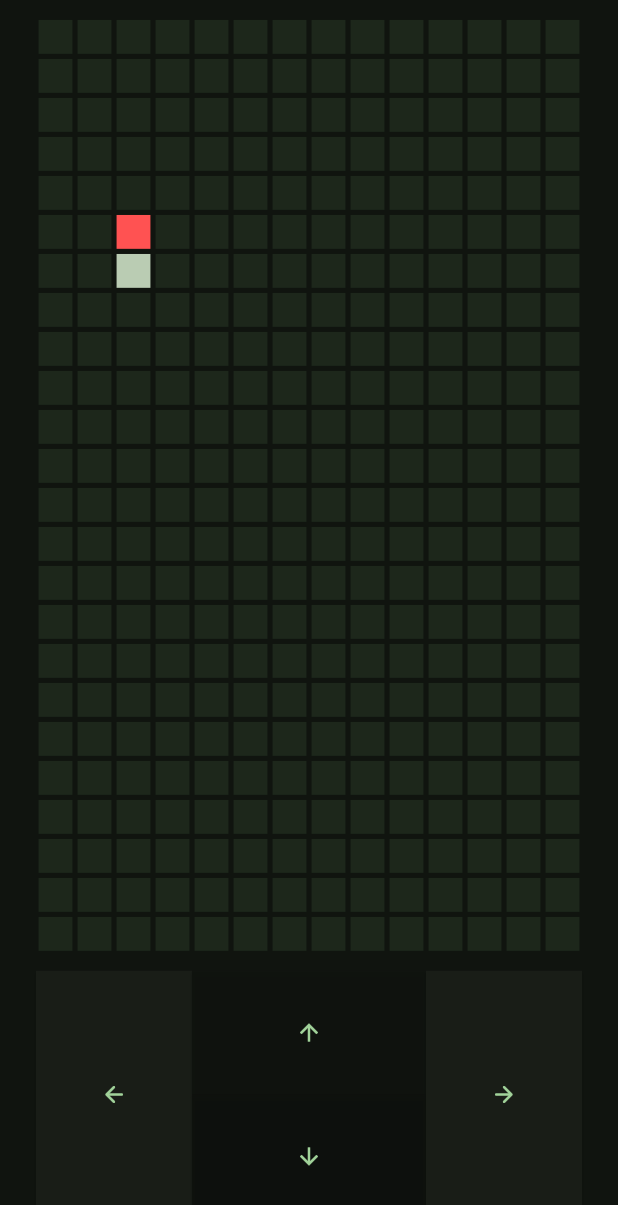
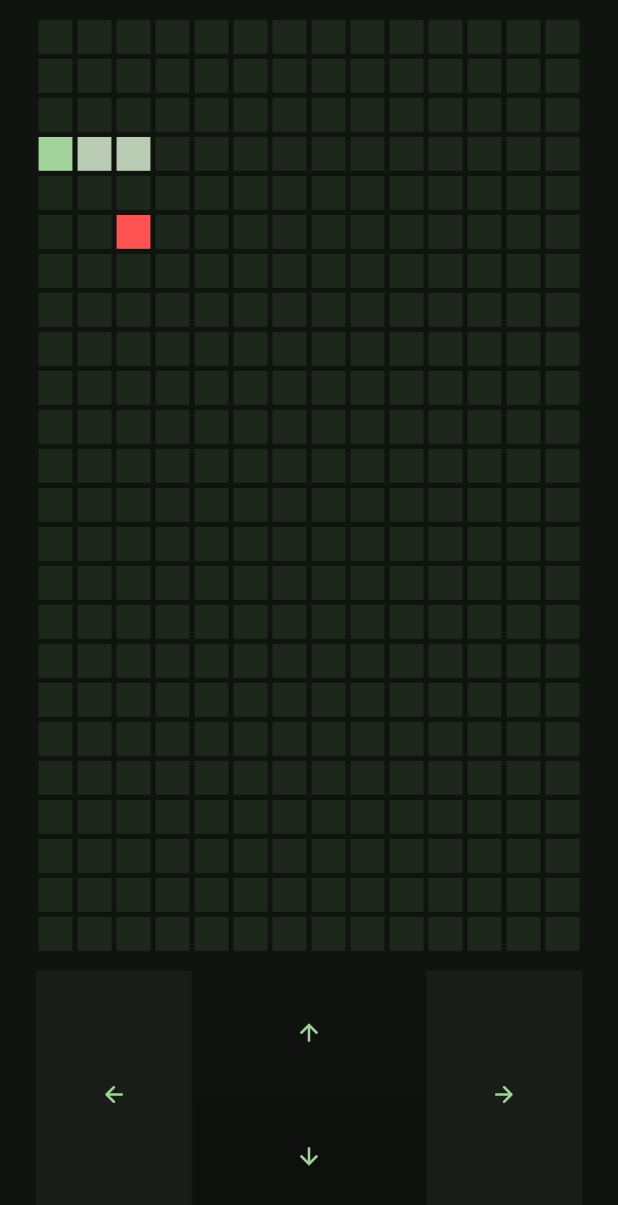
Before and after one commit to MoazSalem/Snake_Flutter_Game, a Flutter app: the GameView screen opened by its route, after a tap on the "arrow back" icon, on a phone screen of 412 x 824 dp. Shown: the top 1205 px of the screen. Run offline on Flutter 3.47's test engine with Material 2 defaults, Android fonts, the phone set to English and light mode, and no system bars; our stand-ins replace flutter_bloc, flutter_svg, get_it.

```diff
--- a/lib/core/models/snake.dart
+++ b/lib/core/models/snake.dart
@@ -3,6 +3,7 @@ import 'point.dart';
 class Snake {
   List<Point> body = [];
   late Point headPoint;
+  String direction = 'up';
 
   Snake({required int boardWidth, required int boardHeight}) {
     // randomly generate the snake's head and body position
@@ -10,14 +11,81 @@ class Snake {
     body.add(Point(
         xCoordinate: headPoint.xCoordinate,
         yCoordinate: (headPoint.yCoordinate + 1 == boardHeight) ? 0 : headPoint.yCoordinate + 1));
+    body.add(Point(
+        xCoordinate: headPoint.xCoordinate,
+        yCoordinate: (headPoint.yCoordinate + 1 == boardHeight) ? 0 : headPoint.yCoordinate + 2));
   }
 
   void move() {
     // Update the snake's body coordinates based on its direction
+    // the snake moves by adding the old head as the first point and removing the last point
+    body.insert(0, headPoint);
+    body.removeLast();
+    // Update the snake's head new coordinates
+    switch (direction) {
+      case 'up':
+        {
+          headPoint = Point(
+              xCoordinate: headPoint.xCoordinate,
+              yCoordinate: (headPoint.yCoordinate == 0) ? 22 : headPoint.yCoordinate - 1);
+          break;
+        }
+      case 'down':
+        {
+          headPoint = Point(
+              xCoordinate: headPoint.xCoordinate,
+              yCoordinate: (headPoint.yCoordinate == 22) ? 0 : headPoint.yCoordinate + 1);
+          break;
+        }
+      case 'left':
+        {
+          headPoint = Point(
+              xCoordinate: (headPoint.xCoordinate == 0) ? 13 : headPoint.xCoordinate - 1,
+              yCoordinate: headPoint.yCoordinate);
+          break;
+        }
+      case 'right':
+        {
+          headPoint = Point(
+              xCoordinate: (headPoint.xCoordinate == 13) ? 0 : headPoint.xCoordinate + 1,
+              yCoordinate: headPoint.yCoordinate);
+          break;
+        }
+    }
   }
 
-  void changeDirection(Point nextPoint) {
-    headPoint = nextPoint;
+  changeDirection(String nextDirection) {
+    // Change the snake's direction with restrictions
+    switch (nextDirection) {
+      case 'up':
+        {
+          if (direction != 'down') {
+            direction = nextDirection;
+          }
+          break;
+        }
+      case 'down':
+        {
+          if (direction != 'up') {
+            direction = nextDirection;
+          }
+          break;
+        }
+      case 'left':
+        {
+          if (direction != 'right') {
+            direction = nextDirection;
+          }
+          break;
+        }
+      case 'right':
+        {
+          if (direction != 'left') {
+            direction = nextDirection;
+          }
+          break;
+        }
+    }
   }
 
   void checkCollision() {
--- a/lib/features/game/presentation/view_modal/game_cubit/game_cubit.dart
+++ b/lib/features/game/presentation/view_modal/game_cubit/game_cubit.dart
@@ -2,6 +2,7 @@ import 'package:flutter_bloc/flutter_bloc.dart';
 import 'package:flutter/cupertino.dart';
 import 'package:snake/core/models/food.dart';
 import 'package:snake/core/models/game_board.dart';
+import 'package:snake/core/models/point.dart';
 import 'package:snake/core/models/snake.dart';
 
 part 'game_state.dart';
@@ -12,16 +13,41 @@ class GameCubit extends Cubit<GameState> {
 
   late GameBoard gameBoard;
   late Snake snake;
+  late Food food;
+  late bool game;
 
-  void startGame({required int width, required int height}) {
+  Future<void> startGame({required int width, required int height}) async {
     // create game board, snake and food
     gameBoard = GameBoard(width: width, height: height);
     snake = Snake(boardHeight: gameBoard.height, boardWidth: gameBoard.width);
-    Food food = Food(boardWidth: gameBoard.width, boardHeight: gameBoard.height);
+    food = Food(boardWidth: gameBoard.width, boardHeight: gameBoard.height);
     // put snake head and body on the board
+    draw();
+    // start the game loop
+    game = true;
+    emit(GameNextPosition());
+    // This is the game loop that runs until the game is over
+    while (game == true) {
+      snake.move();
+      draw();
+      emit(GameNextPosition());
+      await Future.delayed(const Duration(seconds: 1));
+    }
+  }
+
+  void draw() {
+    // put snake head and body on the board
+    for (var element in gameBoard.grid) {
+      element.fillRange(0, element.length, 0);
+    }
+    // draw snake head on the board
     gameBoard.grid[snake.headPoint.yCoordinate][snake.headPoint.xCoordinate] = 3;
+    // draw snake body on the board
+    for (Point point in snake.body) {
+      gameBoard.grid[point.yCoordinate][point.xCoordinate] = 2;
+    }
     gameBoard.grid[snake.body[0].yCoordinate][snake.body[0].xCoordinate] = 2;
-    // put food on the board
+    // draw food on the board
     gameBoard.grid[food.position.yCoordinate][food.position.xCoordinate] = 1;
     emit(GameNextPosition());
   }
--- a/lib/features/game/presentation/widgets/controller.dart
+++ b/lib/features/game/presentation/widgets/controller.dart
@@ -1,11 +1,13 @@
 import 'package:flutter/material.dart';
 import 'package:snake/core/utils/service_locator.dart';
+import '../view_modal/game_cubit/game_cubit.dart';
 
 class Controller extends StatelessWidget {
   const Controller({Key? key}) : super(key: key);
 
   @override
   Widget build(BuildContext context) {
+    GameCubit c = getIt.get<GameCubit>();
     return Padding(
       padding: const EdgeInsets.only(left: 24.0, right: 24.0, bottom: 12.0),
       child: SizedBox(
@@ -15,7 +17,10 @@ class Controller extends StatelessWidget {
             Expanded(
               flex: 2,
               child: ElevatedButton(
-                onPressed: () {},
+                onPressed: () {
+                  c.snake.changeDirection('left');
+                  c.changeControl();
+                },
                 style: ButtonStyle(
                     shape: MaterialStateProperty.all<RoundedRectangleBorder>(RoundedRectangleBorder(
                       borderRadius: BorderRadius.circular(0),
@@ -31,7 +36,10 @@ class Controller extends StatelessWidget {
                 children: [
                   Expanded(
                     child: ElevatedButton(
-                      onPressed: () {},
+                      onPressed: () {
+                        c.snake.changeDirection('up');
+                        c.changeControl();
+                      },
                       style: ButtonStyle(
                           shape: MaterialStateProperty.all<RoundedRectangleBorder>(
                               RoundedRectangleBorder(
@@ -46,14 +54,17 @@ class Controller extends StatelessWidget {
                   ),
                   Expanded(
                     child: ElevatedButton(
-                      onPressed: () {},
+                      onPressed: () {
+                        c.snake.changeDirection('down');
+                        c.changeControl();
+                      },
                       style: ButtonStyle(
                           shape: MaterialStateProperty.all<RoundedRectangleBorder>(
                               RoundedRectangleBorder(
                             borderRadius: BorderRadius.circular(0),
                           )),
                           backgroundColor: MaterialStateProperty.all<Color>(
-                               getIt.get<ColorScheme>().background.withOpacity(0.4)),
+                              getIt.get<ColorScheme>().background.withOpacity(0.4)),
                           minimumSize: MaterialStateProperty.all<Size>(
                               const Size(double.infinity, double.infinity))),
                       child: const Icon(Icons.arrow_downward),
@@ -65,7 +76,10 @@ class Controller extends StatelessWidget {
             Expanded(
               flex: 2,
               child: ElevatedButton(
-                onPressed: () {},
+                onPressed: () {
+                  c.snake.changeDirection('right');
+                  c.changeControl();
+                },
                 style: ButtonStyle(
                     shape: MaterialStateProperty.all<RoundedRectangleBorder>(RoundedRectangleBorder(
                       borderRadius: BorderRadius.circular(0),
--- a/lib/features/game/presentation/widgets/game_board_view.dart
+++ b/lib/features/game/presentation/widgets/game_board_view.dart
@@ -7,6 +7,7 @@ import 'game_point.dart';
 class GameBoardView extends StatefulWidget {
   final int width;
   final int height;
+
   const GameBoardView({Key? key, required this.width, required this.height}) : super(key: key);
 
   @override
@@ -27,11 +28,14 @@ class _GameBoardViewState extends State<GameBoardView> {
   @override
   void dispose() {
     super.dispose();
+    c.game = false;
     getIt.unregister<GameCubit>();
   }
 
   @override
   Widget build(BuildContext context) {
+    return BlocBuilder<GameCubit, GameState>(
+      builder: (context, state) {
         return Center(
           child: GridView.builder(
               padding: const EdgeInsets.symmetric(horizontal: 24.0),
@@ -47,5 +51,7 @@ class _GameBoardViewState extends State<GameBoardView> {
                 crossAxisCount: c.gameBoard.width,
               )),
         );
+      },
+    );
   }
 }
```
Lines whose indentation alone changed are shown as unchanged.
